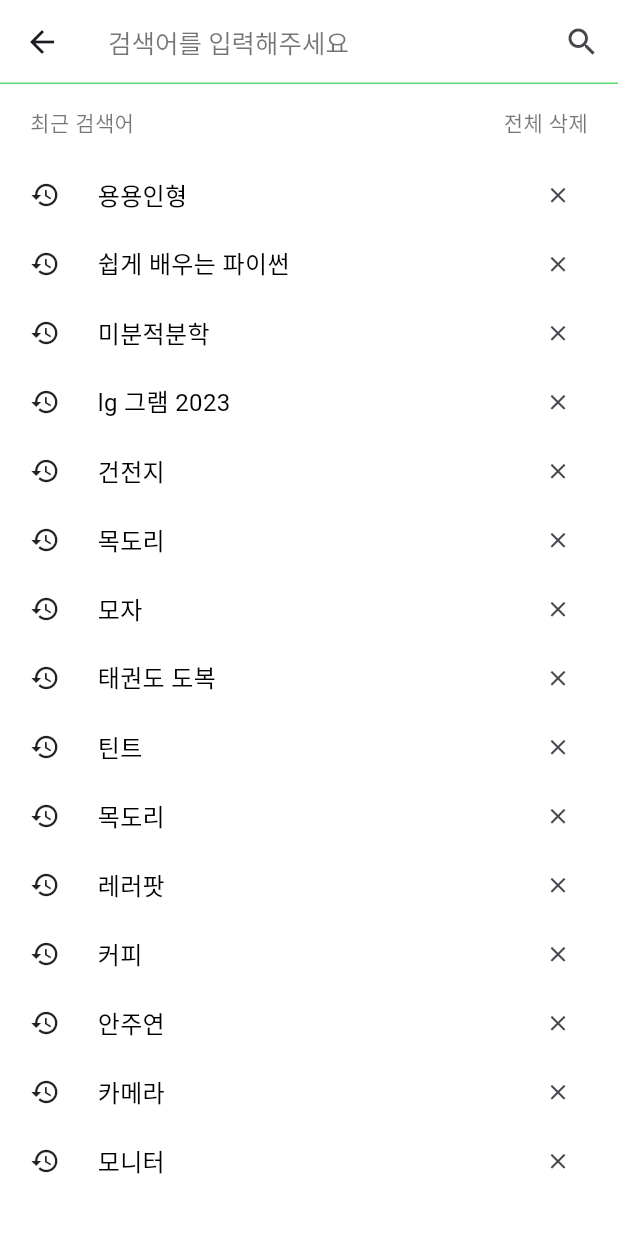
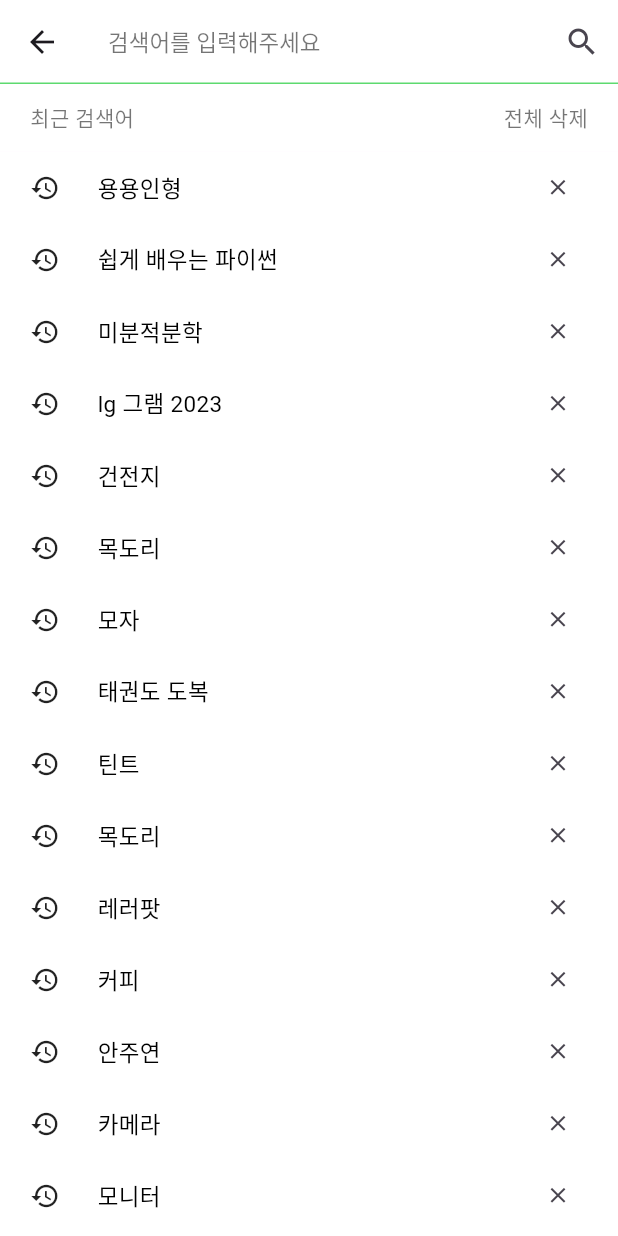
Before and after one commit to YonginUniv-AI-Service-LAB/YIU-AISL-ADizzi-APP, a Flutter app: the Room screen opened directly, tab 2 chosen, after a tap on the "search" icon, on a phone screen of 412 x 824 dp. Run offline on Flutter 3.47's test engine with Material 3 defaults, Android fonts, the light colour scheme and no system bars.

Commit message:
design: ui 수정

```diff
--- a/lib/custom/room_search_bar.dart
+++ b/lib/custom/room_search_bar.dart
@@ -16,12 +16,10 @@ class RoomCustomSearchBar extends StatelessWidget {
     double height = MediaQuery.of(context).size.height;
     return GestureDetector(
 
-
-
       onTap: onTap,
 
       child: Padding(
-        padding: const EdgeInsets.all(8.0),
+        padding: const EdgeInsets.all(6.0),
 
         child: Container(
           decoration: BoxDecoration(
@@ -29,7 +27,7 @@ class RoomCustomSearchBar extends StatelessWidget {
             borderRadius: BorderRadius.circular(28),
 
           ),
-          padding: const EdgeInsets.symmetric(horizontal: 6.0, vertical: 4.0),
+          padding: const EdgeInsets.symmetric(horizontal: 5.0, vertical: 3.0),
           child: Row(
             children: [
               IconButton(
@@ -41,7 +39,7 @@ class RoomCustomSearchBar extends StatelessWidget {
               const Expanded(
                 child: Text(
                   '검색',
-                  style: TextStyle(fontSize: 17),
+                  style: TextStyle(fontSize: 14),
                 ),
               ),
               IconButton(
--- a/lib/screens/container/container_screen.dart
+++ b/lib/screens/container/container_screen.dart
@@ -22,7 +22,7 @@ class _ContainerScreenState extends State<ContainerScreen> {
           '금쪽이의 방',
           style: TextStyle(
             fontSize: 18,
-            fontWeight: FontWeight.bold,
+            fontWeight: FontWeight.w600,
           ),
         ),
         centerTitle: true,
--- a/lib/screens/mypage/mypage.dart
+++ b/lib/screens/mypage/mypage.dart
@@ -50,7 +50,7 @@ class MyPage extends StatelessWidget {
                   '아이디',
                   style: TextStyle(
                     fontSize: 18,
-                    fontWeight: FontWeight.bold,
+                    fontWeight: FontWeight.w600,
                     color: Color(0xFF595959),
                   ),
                 ),
@@ -63,7 +63,7 @@ class MyPage extends StatelessWidget {
             const SizedBox(height: 16),
             const Text(
               '계정',
-              style: TextStyle(fontSize: 18, fontWeight: FontWeight.bold),
+              style: TextStyle(fontSize: 17, fontWeight: FontWeight.w600,),
             ),
             const SizedBox(height: 10),
             ListTile(
@@ -83,7 +83,7 @@ class MyPage extends StatelessWidget {
             const SizedBox(height: 16),
             const Text(
               '기타',
-              style: TextStyle(fontSize: 18, fontWeight: FontWeight.bold),
+              style: TextStyle(fontSize: 17, fontWeight: FontWeight.w600,),
             ),
             const SizedBox(height: 10),
             ListTile(
--- a/lib/screens/room/room_screen.dart
+++ b/lib/screens/room/room_screen.dart
@@ -34,7 +34,7 @@ class _RoomState extends State<Room> with SingleTickerProviderStateMixin {
         color: Colors.white,
         child: Column(
           children: [
-            const SizedBox(height: 40),
+            const SizedBox(height: 50),
             Padding(
               padding: const EdgeInsets.symmetric(horizontal: 2.0, vertical: 4.0),
               child: RoomCustomSearchBar(
@@ -43,7 +43,7 @@ class _RoomState extends State<Room> with SingleTickerProviderStateMixin {
                 },
               ),
             ),
-            const SizedBox(height: 8.0),
+            const SizedBox(height: 1.0),
             TabBar(
               controller: _tabController,
               indicatorColor: const Color(0xFF5DDA6F),
--- a/lib/screens/searchDetail/search_detail_screen.dart
+++ b/lib/screens/searchDetail/search_detail_screen.dart
@@ -29,7 +29,7 @@ class SearchDetail extends StatelessWidget {
       appBar: AppBar(
         backgroundColor: Colors.white,
         title: const Text('검색어를 입력해주세요'),
-        titleTextStyle: const TextStyle(color: Colors.black54,fontSize: 17),
+        titleTextStyle: const TextStyle(color: Colors.black54,fontSize: 15),
 
         actions: [
           IconButton(
--- a/lib/screens/signUp/signUp_screen.dart
+++ b/lib/screens/signUp/signUp_screen.dart
@@ -16,7 +16,7 @@ class SignUp extends StatelessWidget {
           style: TextStyle(
             color: Colors.black, // 텍스트 색상: 검정색
             fontSize: 18,
-            fontWeight: FontWeight.bold, // 볼드체 설정
+            fontWeight: FontWeight.w600, // 볼드체 설정
           ),
         ),
         centerTitle: true,
--- a/lib/widgets/custom_divider.dart
+++ b/lib/widgets/custom_divider.dart
@@ -18,7 +18,7 @@ class CustomDivider extends StatelessWidget {
                 ListTile(
                   title: Text(
                     room['text']!,
-                    style: const TextStyle(color: Colors.black),
+                    style: const TextStyle(color: Colors.black, fontSize: 15),
                   ),
                   trailing: IconButton(
                     icon: const Icon(Icons.more_vert, color: Colors.black),
@@ -41,8 +41,8 @@ class CustomDivider extends StatelessWidget {
                   },
                 ),
                 const Divider(
-                  color: Color(0xFFD6D6D6),
-                  thickness: 2,
+                  color: Color(0x80D6D6D6),
+                  thickness: 1.5,
                 ),
               ],
             );
--- a/lib/widgets/delete_recent.dart
+++ b/lib/widgets/delete_recent.dart
@@ -8,7 +8,7 @@ class DeleteRecent extends StatelessWidget {
   Widget build(BuildContext context) {
     return Container(
       color: Colors.white,
-      padding: const EdgeInsets.symmetric(horizontal: 20, vertical: 15),
+      padding: const EdgeInsets.symmetric(horizontal: 20, vertical: 12),
       child: Row(
         mainAxisAlignment: MainAxisAlignment.spaceBetween,
         children: [
--- a/lib/widgets/searchList.dart
+++ b/lib/widgets/searchList.dart
@@ -14,7 +14,7 @@ class SearchList extends StatelessWidget {
         itemCount: searchData.length,
         itemBuilder: (context, index) {
           return Container(
-            padding: const EdgeInsets.symmetric(horizontal: 20.0, vertical: 3.0),
+            padding: const EdgeInsets.symmetric(horizontal: 20.0, vertical: 4.0),
             child: Row(
               mainAxisAlignment: MainAxisAlignment.spaceBetween,
               children: [
@@ -23,7 +23,7 @@ class SearchList extends StatelessWidget {
                 Expanded(
                   child: Text(
                     searchData[index],
-                    style: const TextStyle(color: Colors.black, fontSize: 16),
+                    style: const TextStyle(color: Colors.black, fontSize: 15),
                   ),
                 ),
                 SizedBox(
```
Also changed, not shown: lib/screens/slot/slot_screen.dart (+5 -2 lines), lib/widgets/time_sort_seletor.dart (+6 -4 lines).
